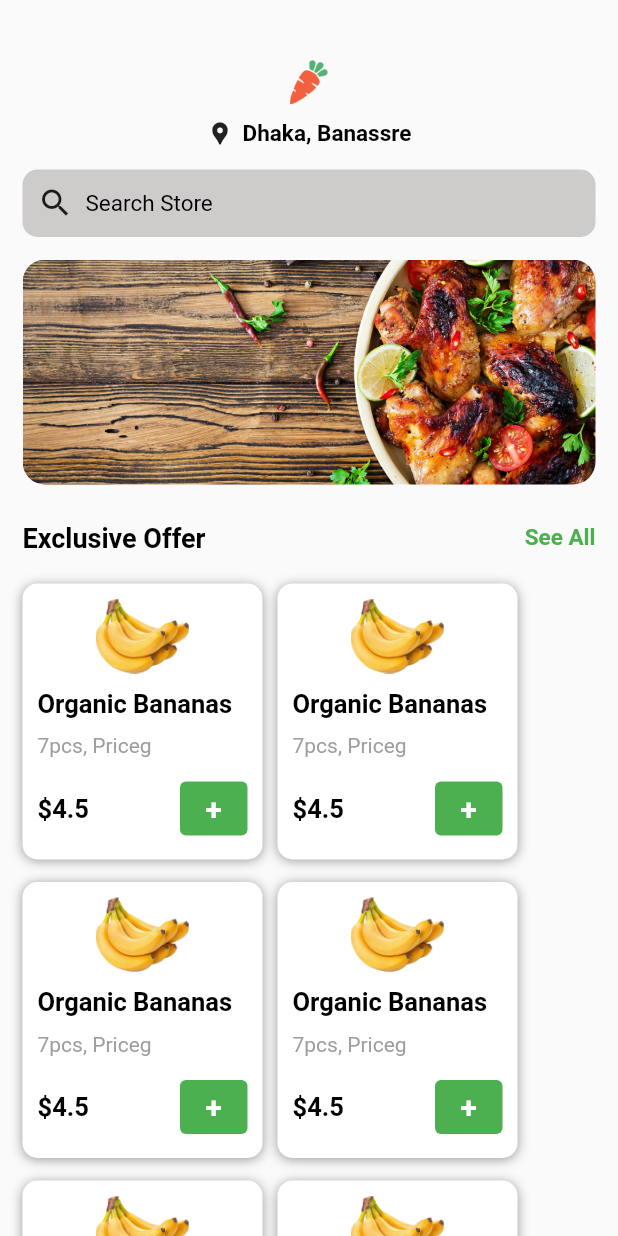
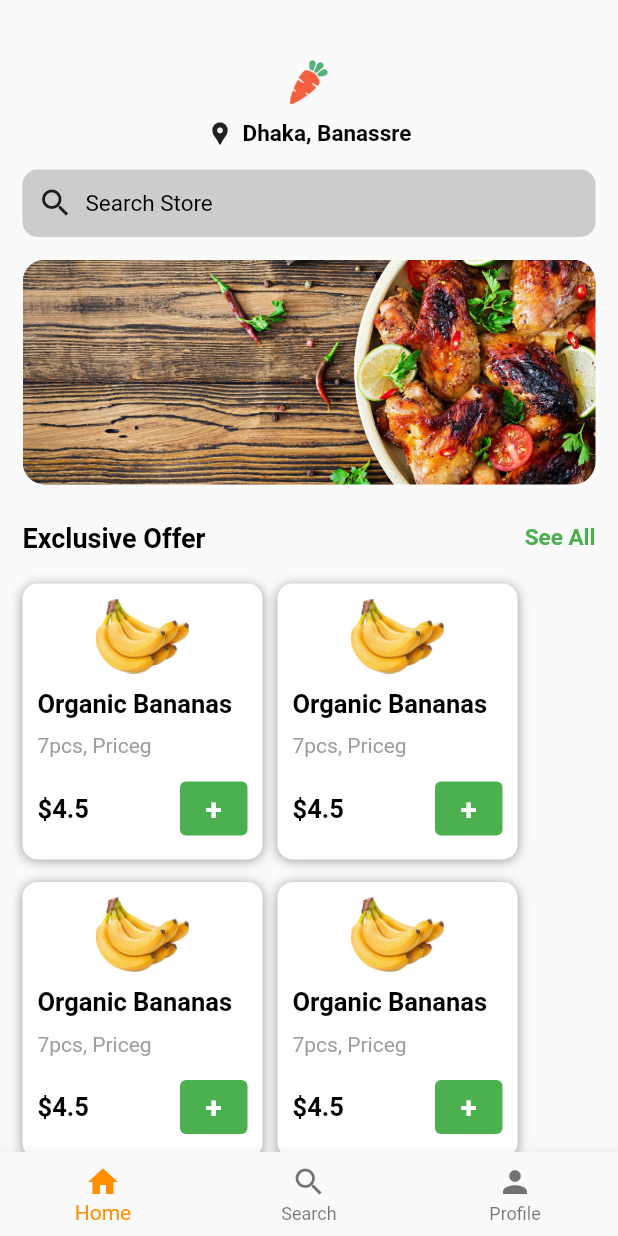
Before and after one commit to jahidul96/grocery_app, a Flutter app: the HomeScreen screen opened directly, on a phone screen of 412 x 824 dp. Run offline on Flutter 3.47's test engine with Material 2 defaults, Android fonts, the phone set to English and light mode, and no system bars; our stand-ins replace flutter_signin_button.

```diff
--- a/lib/screens/home_screen.dart
+++ b/lib/screens/home_screen.dart
@@ -16,6 +16,13 @@ class HomeScreen extends StatefulWidget {
 }
 
 class _HomeScreenState extends State<HomeScreen> {
+  int _selectedIndex = 0;
+  void _onItemTapped(int index) {
+    setState(() {
+      _selectedIndex = index;
+    });
+  }
+
   @override
   Widget build(BuildContext context) {
     return Scaffold(
@@ -65,6 +72,27 @@ class _HomeScreenState extends State<HomeScreen> {
           ),
         ),
       ),
+
+      // bottom navigation
+      bottomNavigationBar: BottomNavigationBar(
+        items: const <BottomNavigationBarItem>[
+          BottomNavigationBarItem(
+            icon: Icon(Icons.home),
+            label: 'Home',
+          ),
+          BottomNavigationBarItem(
+            icon: Icon(Icons.search),
+            label: 'Search',
+          ),
+          BottomNavigationBarItem(
+            icon: Icon(Icons.person),
+            label: 'Profile',
+          ),
+        ],
+        currentIndex: _selectedIndex,
+        selectedItemColor: Colors.amber[800],
+        onTap: _onItemTapped,
+      ),
     );
   }
 }
```
Also changed, not shown: lib/screens/bottomNavigation.dart (added, +81 -0 lines).
